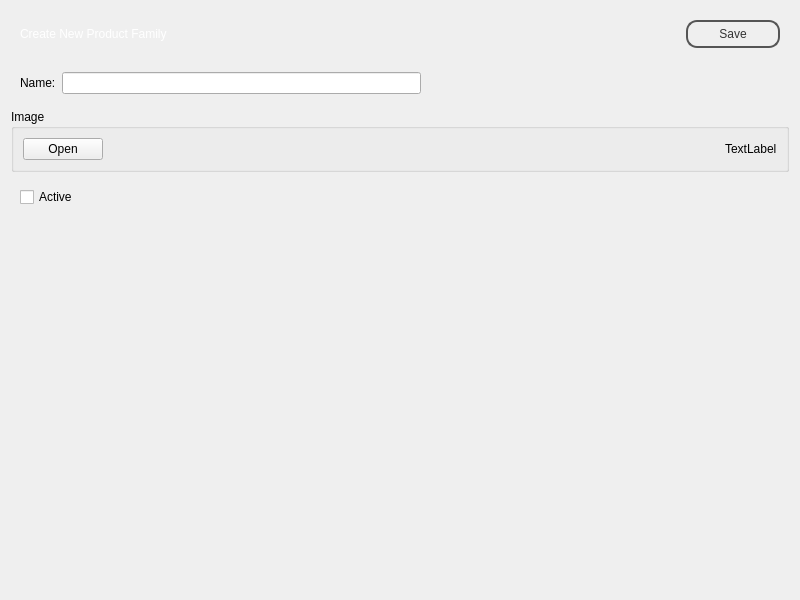
First picture: the form in penyamanager/admin/adminfamilyview.ui, repository eguzki/penyamanager, before the edit.
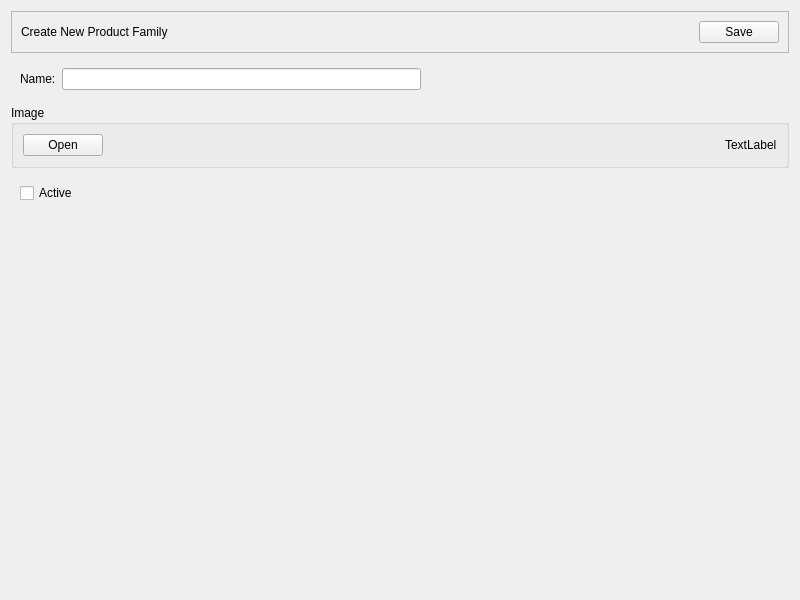
Second picture: the form after the edit.

```diff
--- a/penyamanager/admin/adminfamilyview.ui
+++ b/penyamanager/admin/adminfamilyview.ui
@@ -14,7 +14,7 @@
    <string>Form</string>
   </property>
   <property name="styleSheet">
-   <string notr="true">#topFrame {
+   <string notr="true">/*#topFrame {
 border: none;
 background: qlineargradient(x1: 0, y1: 0, x2: 0, y2: 1,
 stop: 0 #a6a6a6, stop: 0.08 #7f7f7f,
@@ -53,7 +53,7 @@
 fx: 0.4, fy: -0.1,
 radius: 1.35, stop: 0 #fff, stop: 1 #ddd);
 }
-</string>
+*/</string>
   </property>
   <layout class="QVBoxLayout" name="verticalLayout">
    <item>
```
